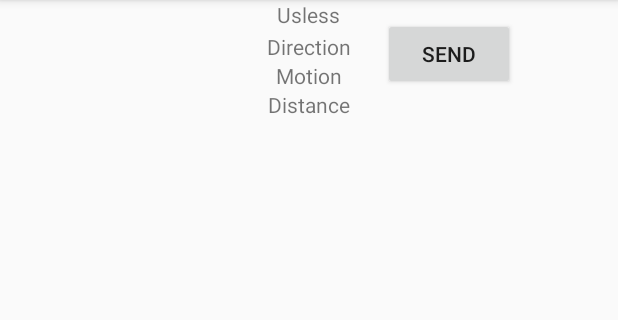
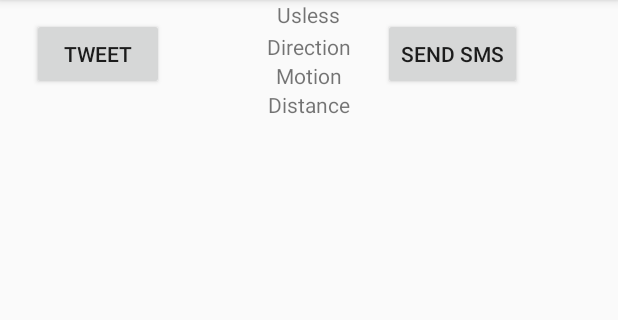
Before and after one commit to AGKhalil/Cellphone_Robot, an Android app: the screen it shows after launch (TaskActivity), on a phone screen of 412 x 824 dp, the part 84-404 px from its top. Run offline under Robolectric (Android 15) with nearby library versions, the phone set to English and light mode, and no system bars; our stand-ins replace EventBus; libraries missing offline, so code that uses them is left out: com.github.florent37.camerafragment, ioio.lib.api, ioio.lib.util, twitter4j.conf; 4 statements that could not run were skipped.

Commit message:
Modified SocialPost and TaskActivity so that SocialPost is completely in charge of all the background tasks involved with posting to Twitter. Also, added testing methods.

```diff
--- a/app/src/main/res/layout/activity_task.xml
+++ b/app/src/main/res/layout/activity_task.xml
@@ -50,12 +50,22 @@
         android:id="@+id/BTN_send"
         android:layout_width="wrap_content"
         android:layout_height="wrap_content"
-        android:text="@string/send"
-        android:onClick="onClickSend"
+        android:text="@string/send_sms"
+        android:onClick="mockSendSMS"
         android:layout_above="@+id/distanceToFinal"
         android:layout_toRightOf="@+id/bearingToDis"
         android:layout_toEndOf="@+id/bearingToDis"
         android:layout_marginLeft="21dp"
         android:layout_marginStart="21dp" />
 
+    <Button
+        android:id="@+id/tweet"
+        android:layout_width="wrap_content"
+        android:layout_height="wrap_content"
+        android:text="@string/test_twitter"
+        android:onClick="mockTweet"
+        android:layout_above="@+id/distanceToFinal"
+        android:layout_marginLeft="21dp"
+        android:layout_marginStart="21dp" />
+
 </RelativeLayout>
--- a/app/src/main/res/values/strings.xml
+++ b/app/src/main/res/values/strings.xml
@@ -5,5 +5,6 @@
     <string name="direction">Direction</string>
     <string name="motion">Motion</string>
     <string name="distance">Distance</string>
-    <string name="send">Send</string>
+    <string name="send_sms">Send SMS</string>
+    <string name="test_twitter">Tweet</string>
 </resources>
```
Also changed, not shown: app/src/main/java/com/example/khalil/myrobot/SocialPost.java (+12 -2 lines), app/src/main/java/com/example/khalil/myrobot/TaskActivity.java (+33 -20 lines).
